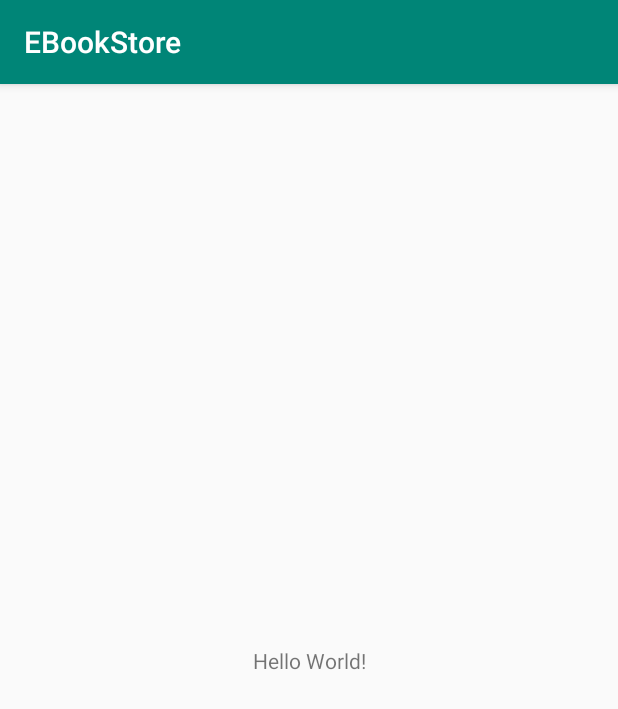
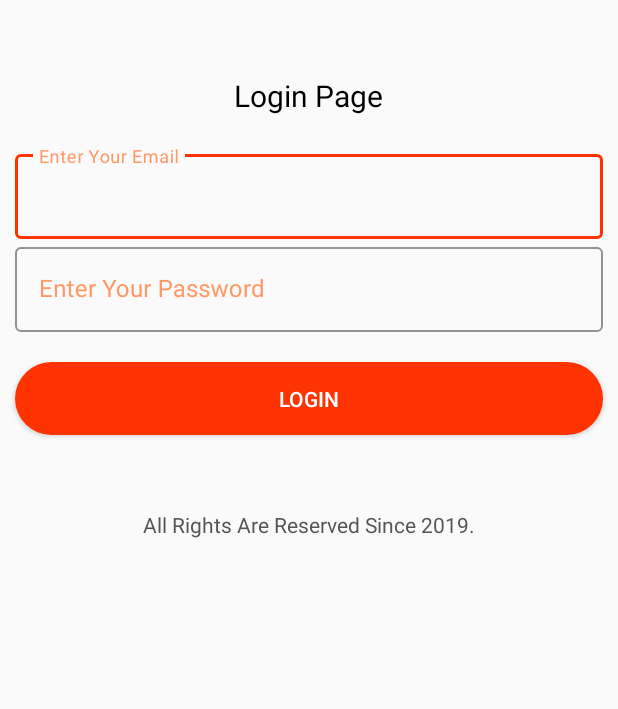
Before and after one commit to sidnayyar1/EBookStore, an Android app: the screen it shows after launch (MainActivity before the commit, LoginScreen after it), on a phone screen of 412 x 824 dp. Shown: the top 709 px of the screen. Run offline under Robolectric (Android 15) with nearby library versions, the phone set to English and light mode, and no system bars.

Commit message:
[Ankita Pabbi] Updated LoginScreen Layout, also update style.xml for further use.

```diff
--- a/app/build.gradle
+++ b/app/build.gradle
@@ -32,4 +32,5 @@ dependencies {
     implementation 'pl.droidsonroids.gif:android-gif-drawable:1.2.16'
     implementation 'commons-io:commons-io:2.4'
     implementation 'com.github.bumptech.glide:glide:4.7.1'
+    implementation 'com.android.support:design:22.2.0'
 }
--- a/app/src/main/AndroidManifest.xml
+++ b/app/src/main/AndroidManifest.xml
@@ -10,14 +10,16 @@
         android:supportsRtl="true"
         android:theme="@style/AppTheme">
         <activity android:name=".HomeScreen"></activity>
-        <activity android:name=".LoginScreen" />
-        <activity android:name=".MainActivity">
+        <activity android:name=".LoginScreen">
             <intent-filter>
                 <action android:name="android.intent.action.MAIN" />
 
                 <category android:name="android.intent.category.LAUNCHER" />
             </intent-filter>
         </activity>
+        <activity android:name=".MainActivity">
+
+        </activity>
     </application>
 
 </manifest>
--- a/app/src/main/java/com/codeoptimizer/ebookstore/LoginScreen.java
+++ b/app/src/main/java/com/codeoptimizer/ebookstore/LoginScreen.java
@@ -3,13 +3,31 @@ package com.codeoptimizer.ebookstore;
 import androidx.appcompat.app.AppCompatActivity;
 
 import android.os.Bundle;
+import android.view.View;
+import android.widget.Button;
+import android.widget.EditText;
 
 public class LoginScreen extends AppCompatActivity {
 
+    EditText userEmail,userPassword;
+    Button loginBtn;
     @Override
     protected void onCreate(Bundle savedInstanceState) {
         super.onCreate(savedInstanceState);
         setContentView(R.layout.activity_login_screen);
+        userEmail = (EditText)findViewById(R.id.userEmail);
+        userPassword = (EditText)findViewById(R.id.userPassword);
+        loginBtn = (Button)findViewById(R.id.loginBtn);
+
+        loginBtn.setOnClickListener(new View.OnClickListener() {
+            @Override
+            public void onClick(View view) {
+                String email = userEmail.getText().toString();
+                String password = userPassword.getText().toString();
+
+
+            }
+        });
 
     }
 }
--- /dev/null
+++ b/app/src/main/res/drawable/login_btn_design.xml
@@ -0,0 +1,6 @@
+<?xml version="1.0" encoding="utf-8"?>
+<shape xmlns:android="http://schemas.android.com/apk/res/android">
+    <corners android:radius="25dp"/>
+    <solid android:color="@color/colorPrimaryDark"/>
+    <padding android:right="15dp" android:left="15dp" android:bottom="15dp" android:top="15dp" />
+</shape>
--- a/app/src/main/res/layout/activity_login_screen.xml
+++ b/app/src/main/res/layout/activity_login_screen.xml
@@ -13,46 +13,62 @@
         android:layout_height="wrap_content"
         android:padding="20dp"
         android:text="Login Page"
+        android:layout_gravity="center_horizontal"
         android:textAlignment="center"
         android:textColor="#000"
         android:textSize="20dp" />
 
-<LinearLayout
-    android:layout_width="match_parent"
-    android:layout_height="wrap_content"
-    android:orientation="vertical">
+    <com.google.android.material.textfield.TextInputLayout
+        android:layout_width="match_parent"
+        android:layout_marginLeft="10dp"
+        android:layout_marginRight="10dp"
+        android:layout_height="wrap_content"
+        android:textColorHint="@color/colorPrimary"
+        app:boxStrokeColor="@color/colorPrimaryDark"
+        style="@style/Widget.MaterialComponents.TextInputLayout.OutlinedBox">
+
+        <EditText
+            android:id="@+id/userEmail"
+            android:foregroundTint="@color/colorPrimary"
+            android:layout_width="match_parent"
+            android:layout_height="wrap_content"
+            android:hint="Enter Your Email"/>
+    </com.google.android.material.textfield.TextInputLayout>
 
     <com.google.android.material.textfield.TextInputLayout
         android:layout_width="match_parent"
-        android:layout_height="wrap_content">
+        android:layout_marginLeft="10dp"
+        android:layout_marginRight="10dp"
+        android:layout_height="wrap_content"
+        android:textColorHint="@color/colorPrimary"
+        app:boxStrokeColor="@color/colorPrimaryDark"
+        style="@style/Widget.MaterialComponents.TextInputLayout.OutlinedBox">
 
-        <android.inputmethodservice.ExtractEditText
+        <EditText
+            android:id="@+id/userPassword"
+            android:foregroundTint="@color/colorPrimary"
             android:layout_width="match_parent"
             android:layout_height="wrap_content"
-            android:hint="Email"
-            android:id="@+id/edtEmail"/>
-
+            android:inputType="textPassword"
+            android:hint="Enter Your Password"/>
     </com.google.android.material.textfield.TextInputLayout>
-<com.google.android.material.textfield.TextInputLayout
-    android:layout_width="match_parent"
-    android:layout_height="wrap_content">
-
-    <android.inputmethodservice.ExtractEditText
-        android:layout_width="match_parent"
-        android:layout_height="wrap_content"
-        android:hint="Password"
-        android:id="@+id/edtPass"/>
-</com.google.android.material.textfield.TextInputLayout>
-
-</LinearLayout>
-
-
-
 
     <Button
+        android:id="@+id/loginBtn"
+        android:background="@drawable/login_btn_design"
+        android:textColor="@android:color/white"
         android:layout_width="match_parent"
         android:layout_height="wrap_content"
         android:layout_marginTop="20dp"
+        android:layout_marginLeft="10dp"
+        android:layout_marginRight="10dp"
         android:text="Login" />
 
+    <TextView
+        android:layout_width="wrap_content"
+        android:layout_height="wrap_content"
+        android:layout_marginTop="50dp"
+        android:textColor="#555454"
+        android:text="All Rights Are Reserved Since 2019."
+        android:layout_gravity="center"/>
 </LinearLayout>
--- a/app/src/main/res/values/colors.xml
+++ b/app/src/main/res/values/colors.xml
@@ -1,6 +1,6 @@
 <?xml version="1.0" encoding="utf-8"?>
 <resources>
-    <color name="colorPrimary">#008577</color>
-    <color name="colorPrimaryDark">#00574B</color>
-    <color name="colorAccent">#D81B60</color>
+    <color name="colorPrimary">#ff9966</color>
+    <color name="colorPrimaryDark">#ff3300</color>
+    <color name="colorAccent">#ff9933</color>
 </resources>
--- a/app/src/main/res/values/styles.xml
+++ b/app/src/main/res/values/styles.xml
@@ -1,7 +1,7 @@
 <resources>
 
     <!-- Base application theme. -->
-    <style name="AppTheme" parent="Theme.AppCompat.Light.DarkActionBar">
+    <style name="AppTheme" parent="Theme.AppCompat.Light.NoActionBar">
         <!-- Customize your theme here. -->
         <item name="colorPrimary">@color/colorPrimary</item>
         <item name="colorPrimaryDark">@color/colorPrimaryDark</item>
@@ -16,5 +16,9 @@
     <style name="AppTheme.AppBarOverlay" parent="ThemeOverlay.AppCompat.Dark.ActionBar" />
 
     <style name="AppTheme.PopupOverlay" parent="ThemeOverlay.AppCompat.Light" />
+    <style name="AppTextField" parent="Widget.MaterialComponents.TextInputLayout.OutlinedBox">
+
+        <item name="boxBackgroundColor">@android:color/white</item>
+    </style>
 
 </resources>
```
